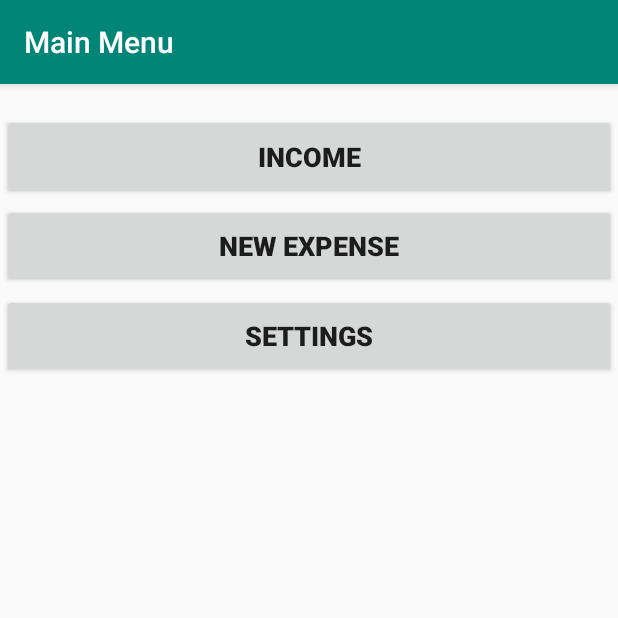
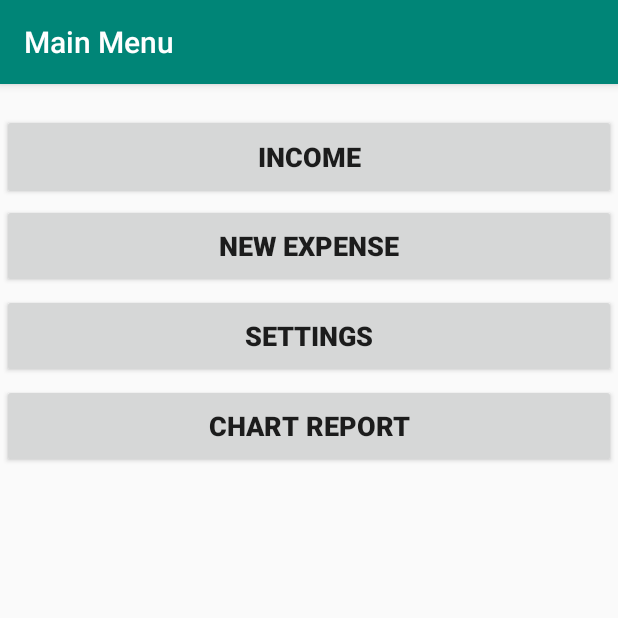
Before and after one commit to NadeemNicoR/TeamProjects, an Android app: the screen it shows after launch (Mainactivity), on a phone screen of 412 x 824 dp, the top half of it. Run offline under Robolectric (Android 15) with nearby library versions, the phone set to English and light mode, and no system bars.

Commit message:
Adding Charts

```diff
--- a/MoneyControl/app/src/main/AndroidManifest.xml
+++ b/MoneyControl/app/src/main/AndroidManifest.xml
@@ -13,10 +13,12 @@
         android:roundIcon="@mipmap/ic_launcher_background"
         android:supportsRtl="true"
         android:theme="@style/AppTheme">
+        <activity android:name=".BChart"></activity>
+        <activity android:name=".Chart" />
         <activity
             android:name=".Main2Activity"
             android:label="@string/title_activity_main2"
-            android:theme="@style/AppTheme.NoActionBar"></activity>
+            android:theme="@style/AppTheme.NoActionBar" />
         <activity android:name=".EmailReport" />
         <activity android:name=".Spinnertest" />
         <activity android:name=".Main3Activity" />
--- a/MoneyControl/app/src/main/java/com/example/home/Main2Activity.java
+++ b/MoneyControl/app/src/main/java/com/example/home/Main2Activity.java
@@ -111,4 +111,6 @@ public class Main2Activity extends AppCompatActivity implements NavigationView.O
     //MenuItem incomes = (MenuItem) findViewById(R.id.incomes);
     //incomes.OnMenuItemClickListener =
 
+
+
 }
--- a/MoneyControl/app/src/main/java/com/example/home/Mainactivity.java
+++ b/MoneyControl/app/src/main/java/com/example/home/Mainactivity.java
@@ -47,5 +47,17 @@ public class Mainactivity extends AppCompatActivity {
                 startActivity(expenseIntent);
             }
         });
+        Button chart1=(Button) findViewById(R.id.chart);
+        chart1.setOnClickListener(new View.OnClickListener()
+        {
+            @Override
+            public void onClick(View v)
+            {
+                Intent chart1Intent=new Intent(getApplicationContext(), Chart.class);
+                startActivity(chart1Intent);
+            }
+        });
+
+
     }
 }
--- a/MoneyControl/app/src/main/res/layout/activity_main.xml
+++ b/MoneyControl/app/src/main/res/layout/activity_main.xml
@@ -54,4 +54,20 @@
         app:layout_constraintStart_toStartOf="parent"
         app:layout_constraintTop_toTopOf="parent" />
 
+    <Button
+        android:id="@+id/chart"
+        android:layout_width="409dp"
+        android:layout_height="56dp"
+        android:layout_marginStart="8dp"
+        android:layout_marginTop="200dp"
+        android:layout_marginEnd="8dp"
+        android:lineSpacingExtra="10sp"
+        android:text="Chart Report"
+        android:textAlignment="center"
+        android:textSize="18sp"
+        android:textStyle="bold"
+        app:layout_constraintEnd_toEndOf="parent"
+        app:layout_constraintStart_toStartOf="parent"
+        app:layout_constraintTop_toTopOf="parent" />
+
 </android.support.constraint.ConstraintLayout>
--- /dev/null
+++ b/build.gradle
@@ -0,0 +1 @@
+// Top-level build file where you can add configuration options common to all sub-projects/modules.
```
Also changed, not shown: MoneyControl/app/build.gradle (+23 -0 lines), MoneyControl/app/src/main/java/com/example/home/BChart.java (added, +52 -0 lines), MoneyControl/app/src/main/java/com/example/home/Chart.java (added, +80 -0 lines), MoneyControl/app/src/main/res/layout/activity_bchart.xml (added, +13 -0 lines), MoneyControl/app/src/main/res/layout/activity_chart.xml (added, +29 -0 lines), gradle/wrapper/gradle-wrapper.properties (added), 5 other files.
